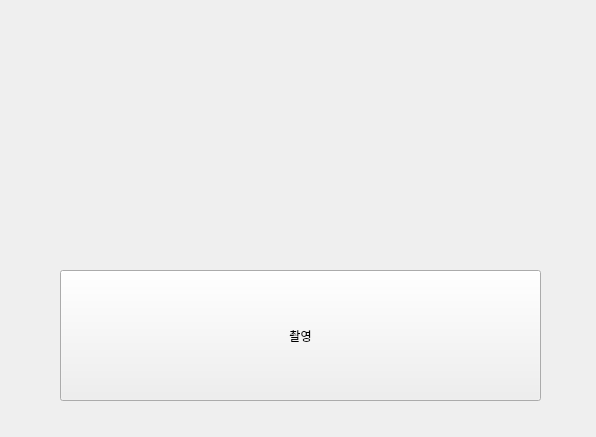
The window that projectcpy/ui _backup/kiosk_cam.ui (pJunghan/RobotArm) describes before a commit, drawn with Qt 5.
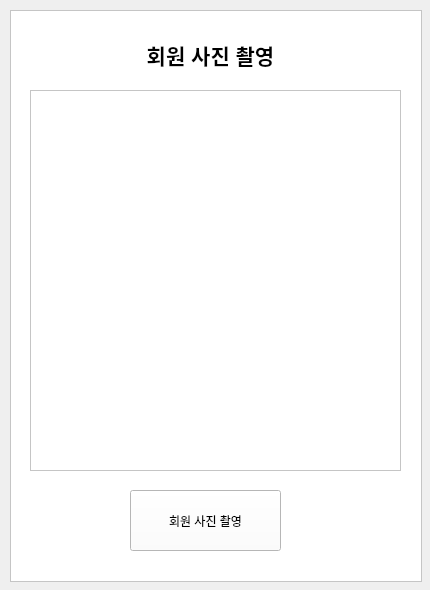
The same window after the commit.

```diff
--- a/projectcpy/ui _backup/kiosk_cam.ui
+++ b/projectcpy/ui _backup/kiosk_cam.ui
@@ -6,36 +6,93 @@
    <rect>
     <x>0</x>
     <y>0</y>
-    <width>596</width>
-    <height>437</height>
+    <width>430</width>
+    <height>590</height>
    </rect>
   </property>
   <property name="windowTitle">
    <string>Kiosk</string>
   </property>
   <widget class="QWidget" name="centralwidget">
-   <widget class="QPushButton" name="captureButton">
+   <widget class="QFrame" name="frame_2">
     <property name="geometry">
      <rect>
-      <x>60</x>
-      <y>270</y>
-      <width>481</width>
-      <height>131</height>
+      <x>10</x>
+      <y>10</y>
+      <width>412</width>
+      <height>572</height>
      </rect>
     </property>
-    <property name="text">
-     <string>촬영</string>
+    <property name="styleSheet">
+     <string notr="true">background-color: rgb(255, 255, 255);</string>
     </property>
-   </widget>
-   <widget class="QLabel" name="cameraLabel">
-    <property name="geometry">
-     <rect>
-      <x>50</x>
-      <y>70</y>
-      <width>491</width>
-      <height>181</height>
-     </rect>
+    <property name="frameShape">
+     <enum>QFrame::StyledPanel</enum>
     </property>
+    <property name="frameShadow">
+     <enum>QFrame::Raised</enum>
+    </property>
+    <widget class="QPushButton" name="takePhotoBtn">
+     <property name="geometry">
+      <rect>
+       <x>120</x>
+       <y>480</y>
+       <width>151</width>
+       <height>61</height>
+      </rect>
+     </property>
+     <property name="text">
+      <string>회원 사진 촬영</string>
+     </property>
+    </widget>
+    <widget class="QGraphicsView" name="graphicsView">
+     <property name="geometry">
+      <rect>
+       <x>20</x>
+       <y>80</y>
+       <width>371</width>
+       <height>381</height>
+      </rect>
+     </property>
+     <property name="styleSheet">
+      <string notr="true">border-color: rgb(98, 160, 234);</string>
+     </property>
+     <property name="backgroundBrush">
+      <brush brushstyle="SolidPattern">
+       <color alpha="255">
+        <red>0</red>
+        <green>0</green>
+        <blue>0</blue>
+       </color>
+      </brush>
+     </property>
+    </widget>
+    <widget class="QLabel" name="label_2">
+     <property name="geometry">
+      <rect>
+       <x>100</x>
+       <y>20</y>
+       <width>201</width>
+       <height>51</height>
+      </rect>
+     </property>
+     <property name="font">
+      <font>
+       <pointsize>14</pointsize>
+       <weight>75</weight>
+       <bold>true</bold>
+      </font>
+     </property>
+     <property name="styleSheet">
+      <string notr="true">background-color: rgb(255, 255, 255);</string>
+     </property>
+     <property name="text">
+      <string>&lt;html&gt;&lt;head/&gt;&lt;body&gt;&lt;p align=&quot;center&quot;&gt;&lt;span style=&quot; font-size:16pt; color:#000000;&quot;&gt;회원 사진 촬영&lt;/span&gt;&lt;/p&gt;&lt;/body&gt;&lt;/html&gt;</string>
+     </property>
+     <property name="alignment">
+      <set>Qt::AlignCenter</set>
+     </property>
+    </widget>
    </widget>
   </widget>
  </widget>
```
